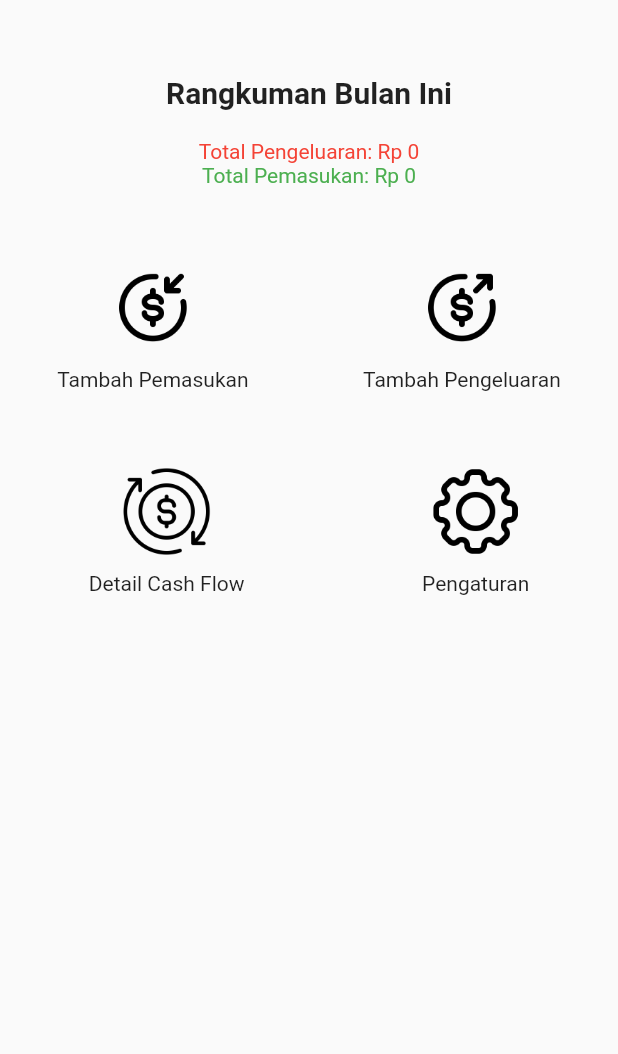
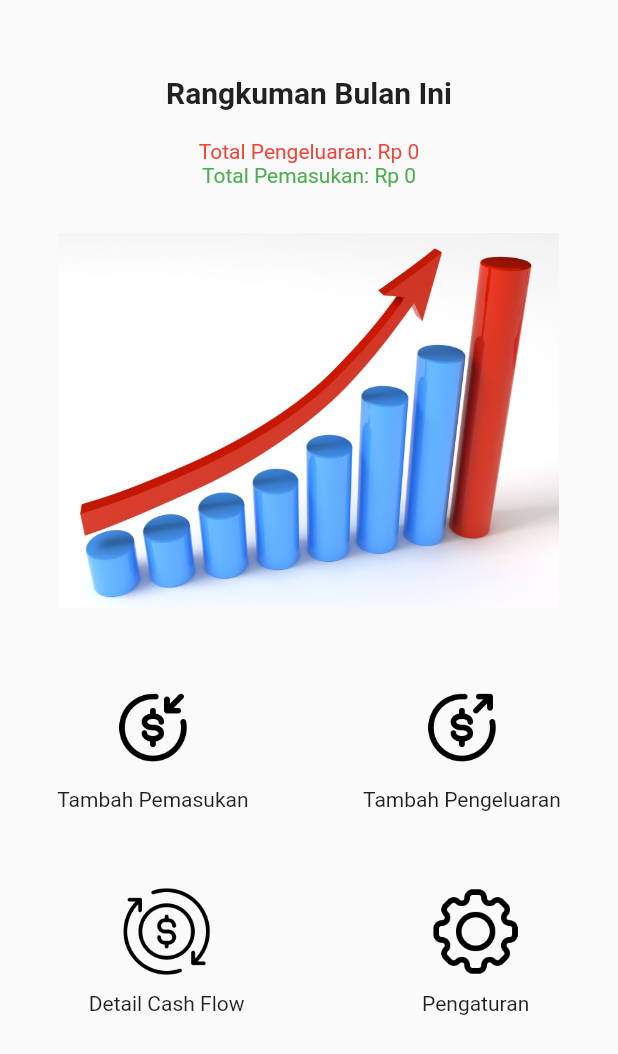
Before and after one commit to HafizRaka77/buku-kas-nusantara, a Flutter app: the HomePage screen opened by its route, on a phone screen of 412 x 824 dp. Shown: the top 1054 px of the screen. Run offline on Flutter 3.47's test engine with Material 2 defaults, Android fonts, the phone set to English and light mode, and no system bars; our stand-ins replace fl_chart, sqflite; accounts and stored records are empty.

Commit message:
Add_images

```diff
--- a/lib/pages/HomePage.dart
+++ b/lib/pages/HomePage.dart
@@ -69,6 +69,10 @@ class _HomePageState extends State<HomePage> {
                 color: Colors.green
               )
             ),
+            SizedBox(
+              height: 30,
+            ),
+            Image.asset('assets/images/grafik.jpg', height: 250, width: 450),
             SizedBox(
               height: 50,
             ),
```
Also changed, not shown: assets/images/grafik.jpg (added).
